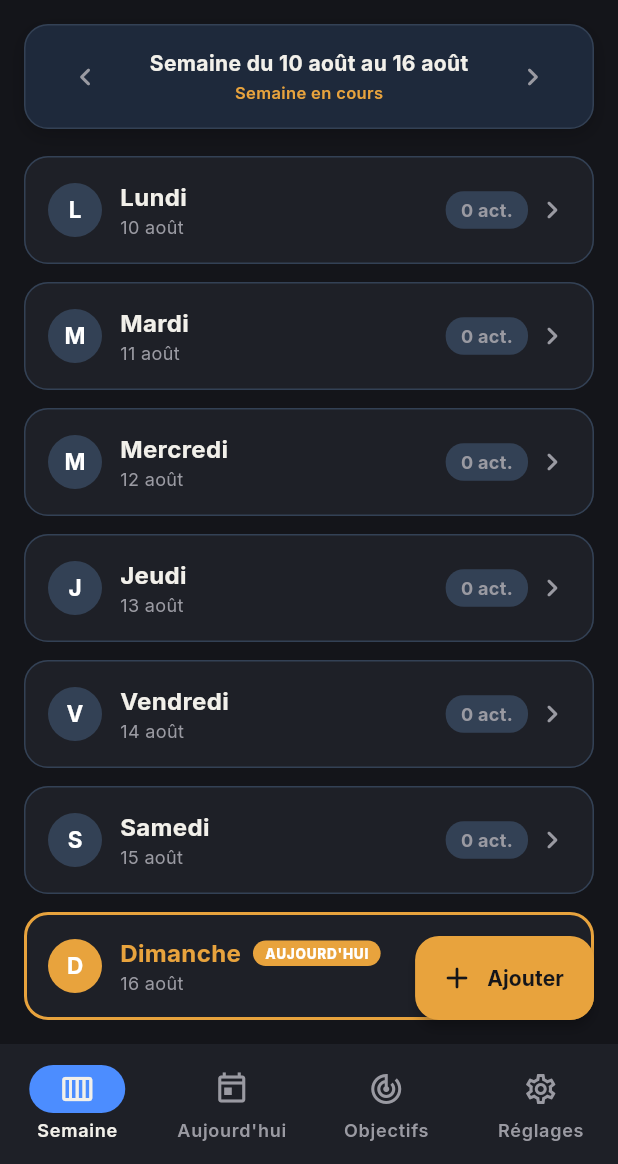
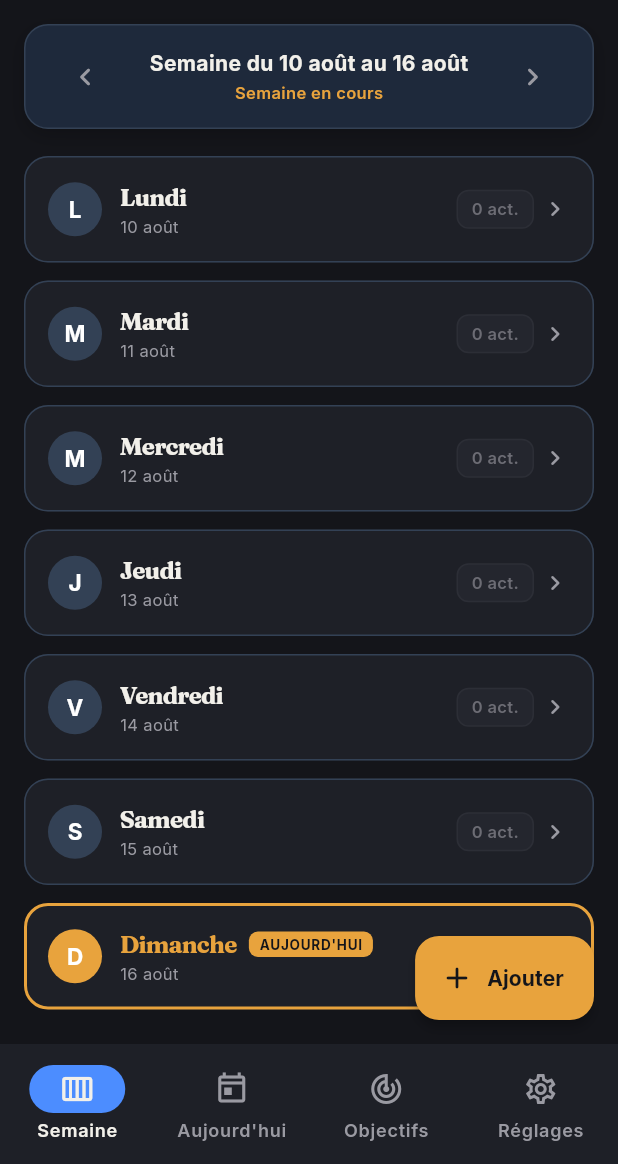
Before and after one commit to KEvH500/erp_gestion_proj, a Flutter app: the screen it shows after launch, on a phone screen of 412 x 824 dp, the part 72-1236 px from its top. Run offline on Flutter 3.47's test engine with Material 3 defaults, Android fonts, the phone set to English and light mode, and no system bars; our stand-ins replace drift, flutter_local_notifications, flutter_timezone, get, google_fonts, hive and 6 more; missing offline and left inert: workmanager; accounts and stored records are empty; generated files the repository leaves out were written again.

Commit message:
maj fonctionnalité

```diff
--- a/lib/modules/week/week_view.dart
+++ b/lib/modules/week/week_view.dart
@@ -3,6 +3,9 @@ import 'package:get/get.dart';
 import 'package:intl/intl.dart';
 import '../../models/activity.dart';
 import '../../models/unplanned_task.dart';
+import '../../theme/app_theme.dart';
+import '../../widgets/core/app_text.dart';
+import '../../widgets/core/app_card.dart';
 import '../../widgets/recurrence/shift_occurrence_modal.dart';
 import '../unplanned_tasks/widgets/quick_task_sheet.dart';
 import 'week_controller.dart';
@@ -517,46 +520,35 @@ class _DayCard extends StatelessWidget {
                         children: [
                           Row(
                             children: [
-                              Text(
+                              AppText.heading(
                                 _dayName,
-                                style: TextStyle(
-                                  fontWeight: FontWeight.bold,
                                 fontSize: 16,
-                                  color: isToday
-                                      ? theme.colorScheme.primary
-                                      : null,
-                                ),
+                                color: isToday ? AppColors.accentPrimary : AppColors.textPrimary,
                               ),
                               if (isToday) ...[
                                 const SizedBox(width: 8),
                                 Container(
                                   padding: const EdgeInsets.symmetric(
-                                    horizontal: 8,
+                                    horizontal: 7,
                                     vertical: 2,
                                   ),
                                   decoration: BoxDecoration(
-                                    color: theme.colorScheme.primary,
-                                    borderRadius: BorderRadius.circular(10),
+                                    color: AppColors.accentPrimary,
+                                    borderRadius: BorderRadius.circular(6),
                                   ),
-                                  child: const Text(
+                                  child: const AppText.label(
                                     'AUJOURD\'HUI',
-                                    style: TextStyle(
-                                      color: Colors.white,
+                                    color: AppColors.background,
                                     fontSize: 9,
-                                      fontWeight: FontWeight.w800,
                                     letterSpacing: 0.5,
-                                    ),
                                   ),
                                 ),
                               ],
                             ],
                           ),
-                          Text(
+                          AppText.caption(
                             formattedDate,
-                            style: TextStyle(
-                              fontSize: 12,
-                              color: theme.colorScheme.onSurfaceVariant,
-                            ),
+                            color: AppColors.textSecondary,
                           ),
                         ],
                       ),
@@ -572,61 +564,55 @@ class _DayCard extends StatelessWidget {
                           ),
                           margin: const EdgeInsets.only(right: 6),
                           decoration: BoxDecoration(
-                            color: Colors.amber.withValues(
-                                alpha: isDark ? 0.25 : 0.15),
-                            borderRadius: BorderRadius.circular(12),
+                            color: AppColors.topaze.withValues(alpha: 0.15),
+                            borderRadius: BorderRadius.circular(8),
                             border: Border.all(
-                              color: Colors.amber.withValues(alpha: 0.5),
+                              color: AppColors.topaze.withValues(alpha: 0.5),
                             ),
                           ),
                           child: Row(
                             mainAxisSize: MainAxisSize.min,
                             children: [
                               const Icon(Icons.bolt_rounded,
-                                  size: 14, color: Colors.amber),
-                              const SizedBox(width: 2),
-                              Text(
+                                  size: 13, color: AppColors.topaze),
+                              const SizedBox(width: 3),
+                              AppText.label(
                                 '${pendingUnplanned.length}',
-                                style: TextStyle(
-                                  fontWeight: FontWeight.w800,
+                                color: AppColors.topaze,
                                 fontSize: 11,
-                                  color: isDark
-                                      ? Colors.amber[300]
-                                      : const Color(0xFFB45309),
-                                ),
                               ),
                             ],
                           ),
                         ),
                       Container(
                         padding: const EdgeInsets.symmetric(
-                          horizontal: 10,
+                          horizontal: 9,
                           vertical: 4,
                         ),
                         decoration: BoxDecoration(
                           color: activities.isEmpty
-                              ? (isDark
-                                  ? const Color(0xFF334155)
-                                  : const Color(0xFFF1F5F9))
-                              : theme.colorScheme.primaryContainer
-                                  .withValues(alpha: 0.4),
-                          borderRadius: BorderRadius.circular(12),
+                              ? AppColors.surfaceVariant
+                              : AppColors.surfaceVariant,
+                          borderRadius: BorderRadius.circular(8),
+                          border: Border.all(
+                            color: activities.isEmpty
+                                ? AppColors.border
+                                : AppColors.border,
                           ),
-                        child: Text(
+                        ),
+                        child: AppText.caption(
                           '${activities.length} act.',
-                          style: TextStyle(
-                            fontWeight: FontWeight.bold,
-                            fontSize: 12,
                           color: activities.isEmpty
-                                ? theme.colorScheme.onSurfaceVariant
-                                : theme.colorScheme.primary,
-                          ),
+                              ? AppColors.textMuted
+                              : AppColors.textPrimary,
+                          fontWeight: FontWeight.w600,
                         ),
                       ),
                       const SizedBox(width: 4),
-                      Icon(
+                      const Icon(
                         Icons.chevron_right_rounded,
-                        color: theme.colorScheme.onSurfaceVariant,
+                        color: AppColors.textSecondary,
+                        size: 20,
                       ),
                     ],
                   ),
@@ -635,8 +621,8 @@ class _DayCard extends StatelessWidget {
               if (activities.isNotEmpty || unplannedTasks.isNotEmpty) ...[
                 const SizedBox(height: 12),
                 Wrap(
-                  spacing: 6,
-                  runSpacing: 6,
+                  spacing: 8,
+                  runSpacing: 8,
                   children: [
                     ...activities.map(
                       (activity) => InkWell(
@@ -660,50 +646,55 @@ class _DayCard extends StatelessWidget {
                                   onUpdated: () => Get.find<WeekController>().loadData(),
                                 )
                             : null,
-                        borderRadius: BorderRadius.circular(8),
+                        borderRadius: const BorderRadius.horizontal(right: Radius.circular(8)),
                         child: Container(
                           padding: const EdgeInsets.symmetric(
                             horizontal: 8,
-                            vertical: 4,
+                            vertical: 5,
                           ),
                           decoration: BoxDecoration(
-                            color: activity.category.color.withValues(alpha: 0.15),
-                            borderRadius: BorderRadius.circular(8),
-                            border: Border.all(
-                              color: activity.category.color.withValues(alpha: 0.3),
+                            color: AppColors.surfaceVariant,
+                            borderRadius: const BorderRadius.only(
+                              topRight: Radius.circular(8),
+                              bottomRight: Radius.circular(8),
+                            ),
+                            border: Border(
+                              left: BorderSide(
+                                color: activity.category.color,
+                                width: 3,
+                              ),
+                              top: const BorderSide(color: AppColors.border, width: 0.5),
+                              right: const BorderSide(color: AppColors.border, width: 0.5),
+                              bottom: const BorderSide(color: AppColors.border, width: 0.5),
                             ),
                           ),
                           child: Row(
                             mainAxisSize: MainAxisSize.min,
                             children: [
-                              Container(
-                                width: 6,
-                                height: 6,
-                                decoration: BoxDecoration(
-                                  color: activity.category.color,
-                                  shape: BoxShape.circle,
-                                ),
-                              ),
-                              const SizedBox(width: 6),
-                              Text(
+                              AppText.body(
                                 activity.title,
-                                style: TextStyle(
                                 fontSize: 11,
                                 fontWeight: FontWeight.w600,
                                 decoration: activity.isCompleted
                                     ? TextDecoration.lineThrough
                                     : null,
                                 color: activity.isCompleted
-                                      ? theme.colorScheme.onSurfaceVariant
-                                      : null,
+                                    ? AppColors.textMuted
+                                    : AppColors.textPrimary,
                               ),
+                              const SizedBox(width: 6),
+                              // Horaires en police IBM Plex Mono (variant time)
+                              AppText.time(
+                                activity.timeRangeFormatted,
+                                fontSize: 10,
+                                color: activity.category.color,
                               ),
                               if (activity.isRecurring) ...[
                                 const SizedBox(width: 4),
                                 const Icon(
                                   Icons.sync_rounded,
                                   size: 11,
-                                  color: Colors.blueAccent,
+                                  color: AppColors.accentPrimary,
                                 ),
                               ],
                             ],
@@ -715,30 +706,32 @@ class _DayCard extends StatelessWidget {
                       Container(
                         padding: const EdgeInsets.symmetric(
                           horizontal: 8,
-                          vertical: 4,
+                          vertical: 5,
                         ),
                         decoration: BoxDecoration(
-                          color: Colors.amber.withValues(alpha: 0.15),
-                          borderRadius: BorderRadius.circular(8),
-                          border: Border.all(
-                            color: Colors.amber.withValues(alpha: 0.4),
+                          color: AppColors.surfaceVariant,
+                          borderRadius: const BorderRadius.only(
+                            topRight: Radius.circular(8),
+                            bottomRight: Radius.circular(8),
+                          ),
+                          border: const Border(
+                            left: BorderSide(color: AppColors.topaze, width: 3),
+                            top: BorderSide(color: AppColors.border, width: 0.5),
+                            right: BorderSide(color: AppColors.border, width: 0.5),
+                            bottom: BorderSide(color: AppColors.border, width: 0.5),
                           ),
                         ),
                         child: Row(
                           mainAxisSize: MainAxisSize.min,
                           children: [
                             const Icon(Icons.bolt_rounded,
-                                size: 12, color: Colors.amber),
+                                size: 12, color: AppColors.topaze),
                             const SizedBox(width: 4),
-                            Text(
+                            AppText.body(
                               '${pendingUnplanned.length} imprévu(s)',
-                              style: TextStyle(
                               fontSize: 11,
                               fontWeight: FontWeight.bold,
-                                color: isDark
-                                    ? Colors.amber[300]
-                                    : const Color(0xFFB45309),
-                              ),
+                              color: AppColors.topaze,
                             ),
                           ],
                         ),
```
Also changed, not shown: lib/modules/daily_report/daily_report_view.dart (+17 -22 lines), lib/modules/day/day_view.dart (+82 -54 lines), lib/modules/goals/goals_view.dart (+22 -35 lines). Lines whose indentation alone changed are shown as unchanged.
